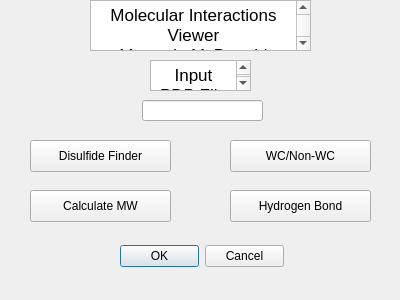
Old version of the form pymolGUI.ui in the repository MarandaMcDonald/PyMIV.
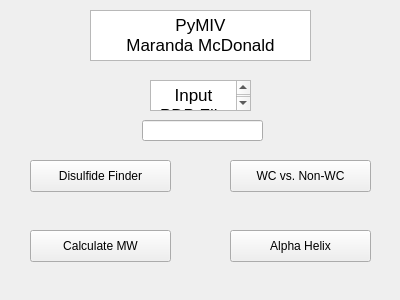
New version of the form.

Commit message: added commands to buttons!

Patch:
```diff
--- a/pymolGUI.ui
+++ b/pymolGUI.ui
@@ -17,7 +17,7 @@
    <property name="geometry">
     <rect>
      <x>90</x>
-     <y>0</y>
+     <y>10</y>
      <width>221</width>
      <height>51</height>
     </rect>
@@ -27,7 +27,7 @@
 &lt;html&gt;&lt;head&gt;&lt;meta name=&quot;qrichtext&quot; content=&quot;1&quot; /&gt;&lt;style type=&quot;text/css&quot;&gt;
 p, li { white-space: pre-wrap; }
 &lt;/style&gt;&lt;/head&gt;&lt;body style=&quot; font-family:'.AppleSystemUIFont'; font-size:13pt; font-weight:400; font-style:normal;&quot;&gt;
-&lt;p align=&quot;center&quot; style=&quot; margin-top:0px; margin-bottom:0px; margin-left:0px; margin-right:0px; -qt-block-indent:0; text-indent:0px;&quot;&gt;Molecular Interactions Viewer&lt;/p&gt;
+&lt;p align=&quot;center&quot; style=&quot; margin-top:0px; margin-bottom:0px; margin-left:0px; margin-right:0px; -qt-block-indent:0; text-indent:0px;&quot;&gt;PyMIV&lt;/p&gt;
 &lt;p align=&quot;center&quot; style=&quot; margin-top:0px; margin-bottom:0px; margin-left:0px; margin-right:0px; -qt-block-indent:0; text-indent:0px;&quot;&gt;Maranda McDonald&lt;/p&gt;&lt;/body&gt;&lt;/html&gt;</string>
    </property>
   </widget>
@@ -35,7 +35,7 @@
    <property name="geometry">
     <rect>
      <x>150</x>
-     <y>60</y>
+     <y>80</y>
      <width>101</width>
      <height>31</height>
     </rect>
@@ -52,7 +52,7 @@
    <property name="geometry">
     <rect>
      <x>30</x>
-     <y>140</y>
+     <y>160</y>
      <width>141</width>
      <height>32</height>
     </rect>
@@ -65,7 +65,7 @@
    <property name="geometry">
     <rect>
      <x>30</x>
-     <y>190</y>
+     <y>230</y>
      <width>141</width>
      <height>32</height>
     </rect>
@@ -78,46 +78,33 @@
    <property name="geometry">
     <rect>
      <x>230</x>
-     <y>140</y>
+     <y>160</y>
      <width>141</width>
      <height>32</height>
     </rect>
    </property>
    <property name="text">
-    <string>WC/Non-WC</string>
+    <string>WC vs. Non-WC</string>
    </property>
   </widget>
   <widget class="QPushButton" name="hydrogenBond">
    <property name="geometry">
     <rect>
      <x>230</x>
-     <y>190</y>
+     <y>230</y>
      <width>141</width>
      <height>32</height>
     </rect>
    </property>
    <property name="text">
-    <string>Hydrogen Bond</string>
-   </property>
-  </widget>
-  <widget class="QDialogButtonBox" name="buttonBox">
-   <property name="geometry">
-    <rect>
-     <x>120</x>
-     <y>240</y>
-     <width>164</width>
-     <height>32</height>
-    </rect>
-   </property>
-   <property name="standardButtons">
-    <set>QDialogButtonBox::Cancel|QDialogButtonBox::Ok</set>
+    <string>Alpha Helix</string>
    </property>
   </widget>
   <widget class="QLineEdit" name="lineEdit">
    <property name="geometry">
     <rect>
      <x>142</x>
-     <y>100</y>
+     <y>120</y>
      <width>121</width>
      <height>21</height>
     </rect>
```
The commit also changes 2 other files.
